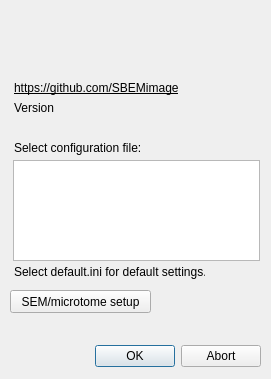
Old version of the form gui/config_dlg.ui in the repository SBEMimage/SBEMimage.
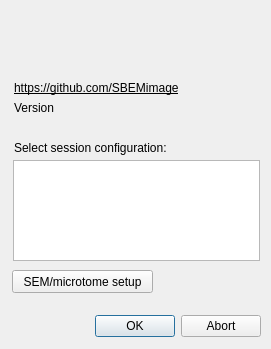
New version of the form.

Commit message: Update start-up procedure and configuration dialog

What changed in the file:
```diff
--- a/gui/config_dlg.ui
+++ b/gui/config_dlg.ui
@@ -10,7 +10,7 @@
     <x>0</x>
     <y>0</y>
     <width>271</width>
-    <height>379</height>
+    <height>349</height>
    </rect>
   </property>
   <property name="windowTitle">
@@ -23,7 +23,7 @@
    <property name="geometry">
     <rect>
      <x>80</x>
-     <y>340</y>
+     <y>310</y>
      <width>181</width>
      <height>32</height>
     </rect>
@@ -45,7 +45,7 @@
     </rect>
    </property>
    <property name="text">
-    <string>Select configuration file:</string>
+    <string>Select session configuration:</string>
    </property>
   </widget>
   <widget class="QLabel" name="label_version">
@@ -84,19 +84,6 @@
     </rect>
    </property>
   </widget>
-  <widget class="QLabel" name="label_3">
-   <property name="geometry">
-    <rect>
-     <x>14</x>
-     <y>264</y>
-     <width>191</width>
-     <height>16</height>
-    </rect>
-   </property>
-   <property name="text">
-    <string>Select default.ini for default settings.</string>
-   </property>
-  </widget>
   <widget class="QLabel" name="label_website">
    <property name="geometry">
     <rect>
@@ -118,8 +105,8 @@
   <widget class="QPushButton" name="pushButton_deviceSelection">
    <property name="geometry">
     <rect>
-     <x>10</x>
-     <y>290</y>
+     <x>12</x>
+     <y>270</y>
      <width>141</width>
      <height>23</height>
     </rect>
```
The commit also changes 4 other files.
